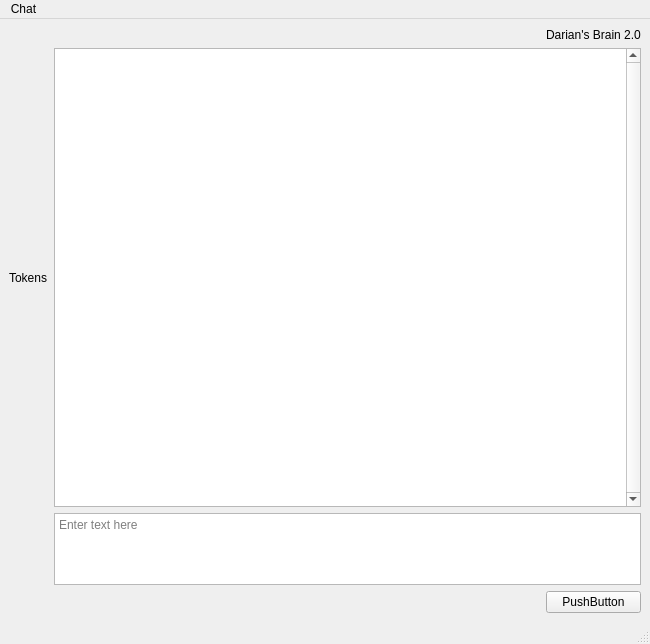
This is UImainwindow.ui in Dduthie/EE_GPT as Qt 5 draws it before an edit. The edited form follows.
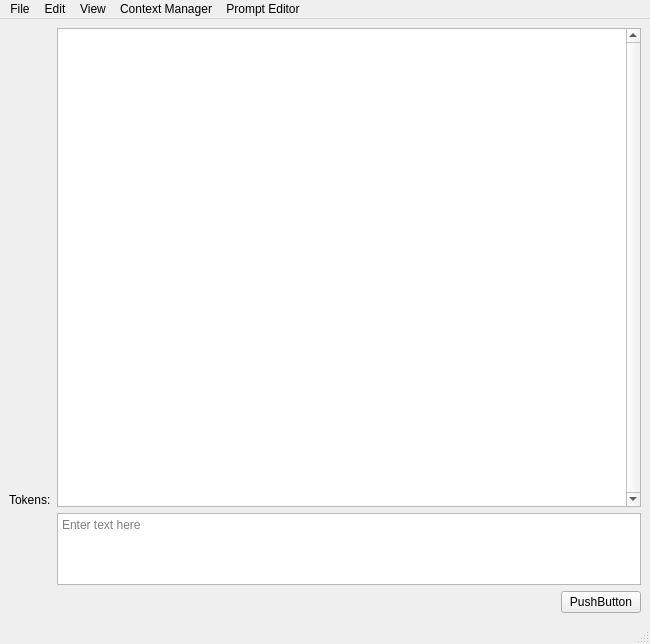
This is the edited form.

Diff of the .ui file:
```diff
--- a/UImainwindow.ui
+++ b/UImainwindow.ui
@@ -2,6 +2,9 @@
 <ui version="4.0">
  <class>MainWindow</class>
  <widget class="QMainWindow" name="MainWindow">
+  <property name="enabled">
+   <bool>true</bool>
+  </property>
   <property name="geometry">
    <rect>
     <x>0</x>
@@ -13,16 +16,59 @@
   <property name="windowTitle">
    <string>MainWindow</string>
   </property>
+  <property name="documentMode">
+   <bool>false</bool>
+  </property>
   <widget class="QWidget" name="centralwidget">
    <layout class="QGridLayout" name="gridLayout">
-    <item row="0" column="2">
-     <widget class="QLabel" name="label">
+    <item row="0" column="1" colspan="2">
+     <widget class="QTextEdit" name="Ouput">
+      <property name="focusPolicy">
+       <enum>Qt::ClickFocus</enum>
+      </property>
+      <property name="verticalScrollBarPolicy">
+       <enum>Qt::ScrollBarAlwaysOn</enum>
+      </property>
+      <property name="horizontalScrollBarPolicy">
+       <enum>Qt::ScrollBarAsNeeded</enum>
+      </property>
+      <property name="readOnly">
+       <bool>true</bool>
+      </property>
+     </widget>
+    </item>
+    <item row="0" column="0">
+     <widget class="QLabel" name="tokenLabel">
+      <property name="sizePolicy">
+       <sizepolicy hsizetype="Preferred" vsizetype="Preferred">
+        <horstretch>0</horstretch>
+        <verstretch>0</verstretch>
+       </sizepolicy>
+      </property>
+      <property name="minimumSize">
+       <size>
+        <width>0</width>
+        <height>0</height>
+       </size>
+      </property>
+      <property name="maximumSize">
+       <size>
+        <width>75</width>
+        <height>16777215</height>
+       </size>
+      </property>
       <property name="text">
-       <string>Darian's Brain 2.0</string>
+       <string>Tokens:</string>
+      </property>
+      <property name="alignment">
+       <set>Qt::AlignBottom|Qt::AlignLeading|Qt::AlignLeft</set>
+      </property>
+      <property name="wordWrap">
+       <bool>false</bool>
       </property>
      </widget>
     </item>
-    <item row="3" column="1">
+    <item row="2" column="1">
      <spacer name="horizontalSpacer">
       <property name="orientation">
        <enum>Qt::Horizontal</enum>
@@ -38,23 +84,14 @@
       </property>
      </spacer>
     </item>
+    <item row="2" column="2">
+     <widget class="QPushButton" name="pushButton">
+      <property name="text">
+       <string>PushButton</string>
+      </property>
+     </widget>
+    </item>
     <item row="1" column="1" colspan="2">
-     <widget class="QTextEdit" name="Ouput">
-      <property name="focusPolicy">
-       <enum>Qt::ClickFocus</enum>
-      </property>
-      <property name="verticalScrollBarPolicy">
-       <enum>Qt::ScrollBarAlwaysOn</enum>
-      </property>
-      <property name="horizontalScrollBarPolicy">
-       <enum>Qt::ScrollBarAsNeeded</enum>
-      </property>
-      <property name="readOnly">
-       <bool>true</bool>
-      </property>
-     </widget>
-    </item>
-    <item row="2" column="1" colspan="2">
      <widget class="QTextEdit" name="Input">
       <property name="sizePolicy">
        <sizepolicy hsizetype="Preferred" vsizetype="Preferred">
@@ -76,26 +113,6 @@
       </property>
      </widget>
     </item>
-    <item row="3" column="2">
-     <widget class="QPushButton" name="pushButton">
-      <property name="text">
-       <string>PushButton</string>
-      </property>
-     </widget>
-    </item>
-    <item row="1" column="0">
-     <widget class="QLabel" name="label_2">
-      <property name="sizePolicy">
-       <sizepolicy hsizetype="Preferred" vsizetype="Preferred">
-        <horstretch>0</horstretch>
-        <verstretch>0</verstretch>
-       </sizepolicy>
-      </property>
-      <property name="text">
-       <string>Tokens</string>
-      </property>
-     </widget>
-    </item>
    </layout>
   </widget>
   <widget class="QMenuBar" name="menubar">
@@ -109,11 +126,42 @@
    </property>
    <widget class="QMenu" name="menuChat">
     <property name="title">
-     <string>Chat</string>
+     <string>File</string>
     </property>
-    <addaction name="actionPDF_Chat"/>
+    <addaction name="actionSave_Conversation"/>
+    <addaction name="actionLoad_Conversation"/>
+    <addaction name="separator"/>
+    <addaction name="actionOutput_to_txt"/>
+   </widget>
+   <widget class="QMenu" name="menuEdit">
+    <property name="title">
+     <string>Edit</string>
+    </property>
+    <addaction name="actionChange_Personality"/>
+    <addaction name="actionModel_Options"/>
+    <addaction name="actionPreferences_2"/>
+   </widget>
+   <widget class="QMenu" name="menuView">
+    <property name="title">
+     <string>View</string>
+    </property>
+    <addaction name="actionReset_View"/>
+   </widget>
+   <widget class="QMenu" name="menuContext_Manager">
+    <property name="title">
+     <string>Context Manager</string>
+    </property>
+   </widget>
+   <widget class="QMenu" name="menuPrompt_Editor">
+    <property name="title">
+     <string>Prompt Editor</string>
+    </property>
    </widget>
    <addaction name="menuChat"/>
+   <addaction name="menuEdit"/>
+   <addaction name="menuView"/>
+   <addaction name="menuContext_Manager"/>
+   <addaction name="menuPrompt_Editor"/>
   </widget>
   <widget class="QStatusBar" name="statusbar"/>
   <action name="actionPDF_Chat">
```
Left out of the diff: 48 changed lines with no effect on the pictures.
